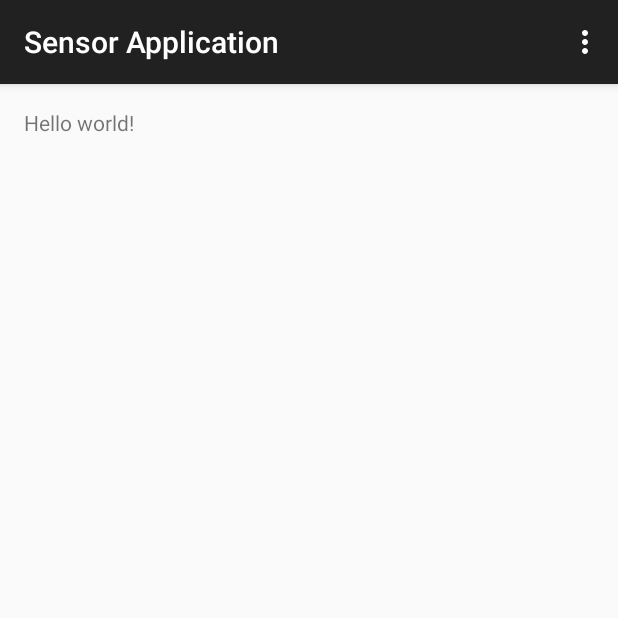
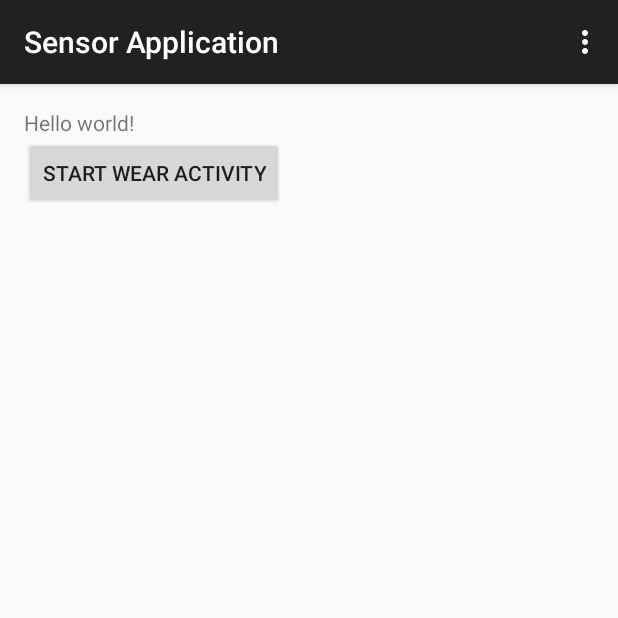
Before and after one commit to tqchan/Sensor, an Android app: the screen it shows after launch (MainActivity), on a phone screen of 412 x 824 dp, the top half of it. Run offline under Robolectric (Android 15) with nearby library versions, the phone set to English and light mode, and no system bars; 2 statements that could not run were skipped.

Commit message:
button
ボタンで起動

```diff
--- a/SensorApplication/mobile/src/main/java/com/example/taku/sensorapplication/MainActivity.java
+++ b/SensorApplication/mobile/src/main/java/com/example/taku/sensorapplication/MainActivity.java
@@ -2,18 +2,61 @@ package com.example.taku.sensorapplication;
 
 import android.support.v7.app.ActionBarActivity;
 import android.os.Bundle;
+import android.util.Log;
 import android.view.Menu;
 import android.view.MenuItem;
+import android.view.View;
+import android.widget.Button;
+
+import com.google.android.gms.common.ConnectionResult;
+import com.google.android.gms.common.api.GoogleApiClient;
+import com.google.android.gms.common.api.ResultCallback;
+import com.google.android.gms.wearable.MessageApi;
+import com.google.android.gms.wearable.MessageEvent;
+import com.google.android.gms.wearable.Node;
+import com.google.android.gms.wearable.NodeApi;
+import com.google.android.gms.wearable.Wearable;
 
 
-public class MainActivity extends ActionBarActivity {
+public class MainActivity extends ActionBarActivity implements MessageApi.MessageListener,GoogleApiClient.ConnectionCallbacks,
+        GoogleApiClient.OnConnectionFailedListener {
+
+    private static final String TAG = "MainActivity";
+    Button start_wear_activity;
+    GoogleApiClient mGoogleApiClient;
+    private static final String START_ACTIVITY_PATH = "/start-activity";
 
     @Override
     protected void onCreate(Bundle savedInstanceState) {
         super.onCreate(savedInstanceState);
         setContentView(R.layout.activity_main);
+
+        mGoogleApiClient = new GoogleApiClient.Builder(this)
+                .addApi(Wearable.API)
+                .addConnectionCallbacks(this)
+                .addOnConnectionFailedListener(this)
+                .build();
+
+        start_wear_activity = (Button)findViewById(R.id.st_wear_ac);
+        start_wear_activity.setOnClickListener(startActivityOnClickListener);
     }
 
+
+    @Override
+    protected void onResume() {
+        super.onResume();
+        if (!mGoogleApiClient.isConnected()) {
+            mGoogleApiClient.connect();
+        }
+    }
+
+    @Override
+    protected void onDestroy() {
+        if (mGoogleApiClient.isConnected()) {
+            mGoogleApiClient.disconnect();
+        }
+        super.onDestroy();
+    }
 
     @Override
     public boolean onCreateOptionsMenu(Menu menu) {
@@ -36,4 +79,53 @@ public class MainActivity extends ActionBarActivity {
 
         return super.onOptionsItemSelected(item);
     }
+
+    View.OnClickListener startActivityOnClickListener = new View.OnClickListener() {
+        @Override
+        public void onClick(View v) {
+            Wearable.NodeApi.getConnectedNodes(mGoogleApiClient).setResultCallback(
+                    new ResultCallback<NodeApi.GetConnectedNodesResult>() {
+                        @Override
+                        public void onResult(NodeApi.GetConnectedNodesResult getConnectedNodesResult) {
+                            for (final Node node : getConnectedNodesResult.getNodes()) {
+                                Wearable.MessageApi.sendMessage(
+                                        mGoogleApiClient, node.getId(), START_ACTIVITY_PATH, new byte[0])
+                                        .setResultCallback(getSendMessageResultCallback());
+                            }
+                        }
+                    });
+        }
+    };
+
+    private ResultCallback<MessageApi.SendMessageResult> getSendMessageResultCallback() {
+        return new ResultCallback<MessageApi.SendMessageResult>() {
+            @Override
+            public void onResult(MessageApi.SendMessageResult sendMessageResult) {
+                if (!sendMessageResult.getStatus().isSuccess()) {
+                    Log.e(TAG, "Failed to connect to Google Api Client with status "
+                            + sendMessageResult.getStatus());
+                }
+            }
+        };
+    }
+
+    @Override
+    public void onConnected(Bundle bundle) {
+        Wearable.MessageApi.addListener(mGoogleApiClient, this);
+    }
+
+    @Override
+    public void onConnectionSuspended(int i) {
+        Wearable.MessageApi.removeListener(mGoogleApiClient, this);
+    }
+
+    @Override
+    public void onConnectionFailed(ConnectionResult connectionResult) {
+
+    }
+
+    @Override
+    public void onMessageReceived(MessageEvent messageEvent) {
+
+    }
 }
--- a/SensorApplication/mobile/src/main/res/layout/activity_main.xml
+++ b/SensorApplication/mobile/src/main/res/layout/activity_main.xml
@@ -1,11 +1,25 @@
 <RelativeLayout xmlns:android="http://schemas.android.com/apk/res/android"
-    xmlns:tools="http://schemas.android.com/tools" android:layout_width="match_parent"
-    android:layout_height="match_parent" android:paddingLeft="@dimen/activity_horizontal_margin"
+    xmlns:tools="http://schemas.android.com/tools"
+    android:layout_width="match_parent"
+    android:layout_height="match_parent"
+    android:paddingBottom="@dimen/activity_vertical_margin"
+    android:paddingLeft="@dimen/activity_horizontal_margin"
     android:paddingRight="@dimen/activity_horizontal_margin"
     android:paddingTop="@dimen/activity_vertical_margin"
-    android:paddingBottom="@dimen/activity_vertical_margin" tools:context=".MainActivity">
+    tools:context=".MainActivity">
 
-    <TextView android:text="@string/hello_world" android:layout_width="wrap_content"
-        android:layout_height="wrap_content" />
+    <TextView
+        android:layout_width="wrap_content"
+        android:layout_height="wrap_content"
+        android:text="@string/hello_world"
+        android:id="@+id/textView" />
+
+    <Button
+        android:layout_width="wrap_content"
+        android:layout_height="wrap_content"
+        android:text="@string/wear_ac"
+        android:id="@+id/st_wear_ac"
+        android:layout_below="@+id/textView"
+        android:layout_alignParentStart="true" />
 
 </RelativeLayout>
--- a/SensorApplication/mobile/src/main/res/values/strings.xml
+++ b/SensorApplication/mobile/src/main/res/values/strings.xml
@@ -3,4 +3,5 @@
 
     <string name="hello_world">Hello world!</string>
     <string name="action_settings">Settings</string>
+    <string name="wear_ac">Start Wear Activity</string>
 </resources>
```
